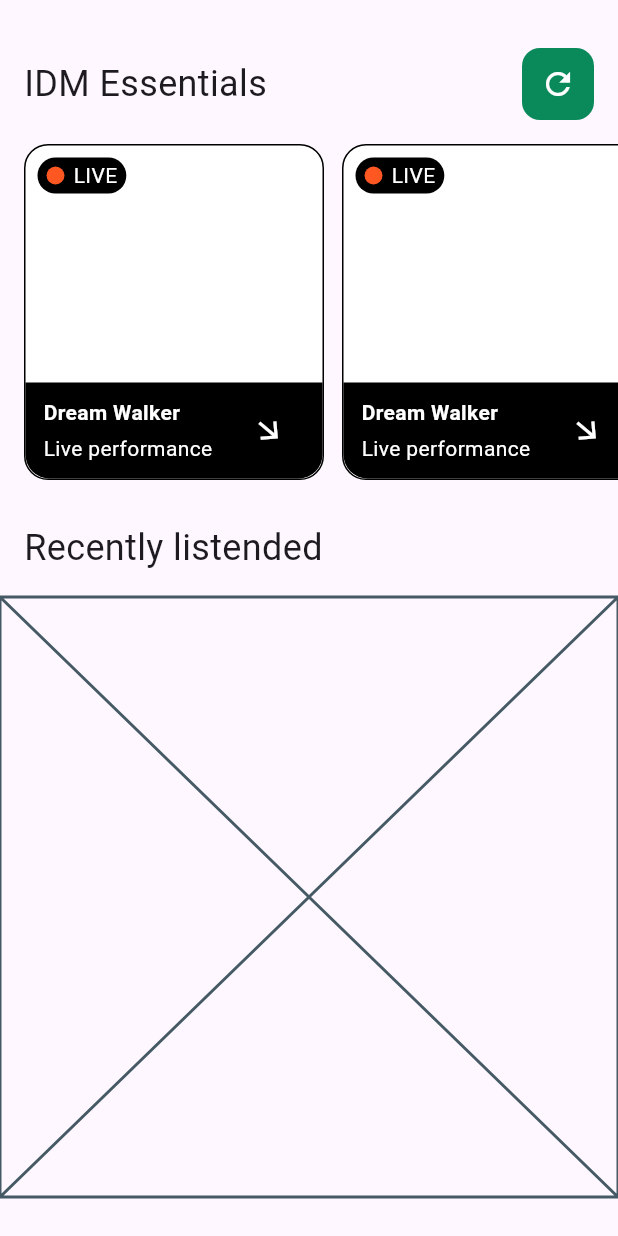
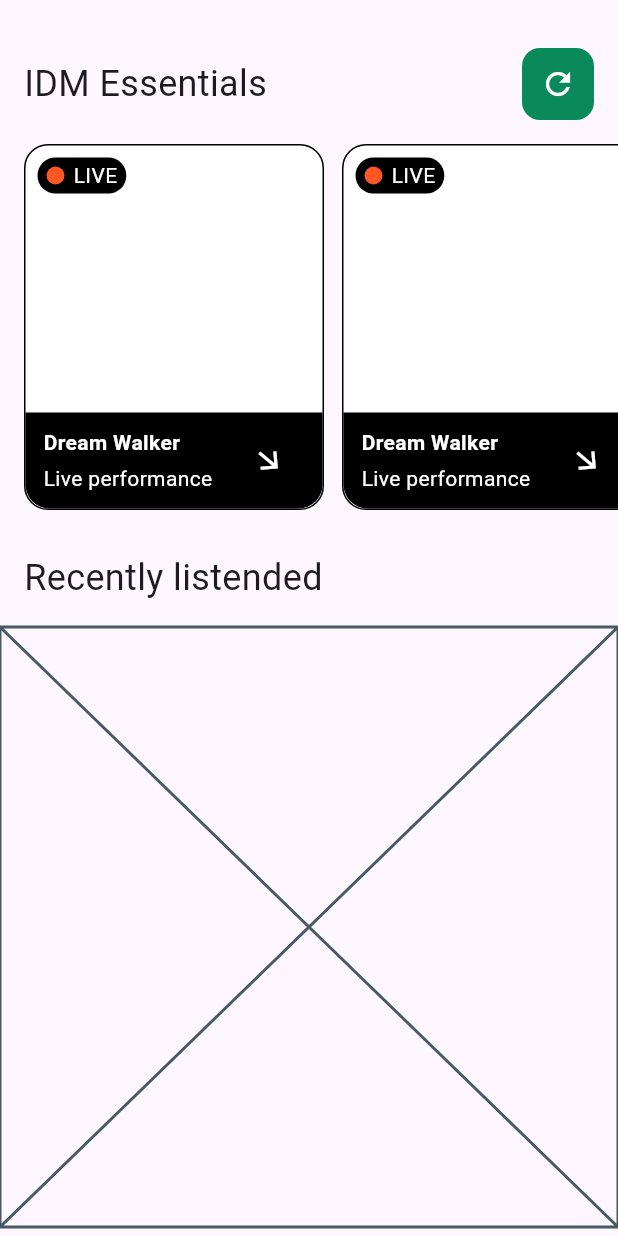
Before and after one commit to JAICHANGPARK/flutter_notebook_chapter_43, a Flutter app: the MusicPlayerIdmPage widget shown alone on an empty page, opened directly, on a phone screen of 412 x 824 dp. Run offline on Flutter 3.47's test engine with Material 3 defaults, Android fonts, the phone set to English and light mode, and no system bars; our stand-ins replace gap, hugeicons.

Commit message:
Update music_player_idm_page.dart

```diff
--- a/lib/ep2157_music_player_app/ui/home/widgets/music_player_idm_page.dart
+++ b/lib/ep2157_music_player_app/ui/home/widgets/music_player_idm_page.dart
@@ -47,7 +47,7 @@ class MusicPlayerIdmPage extends StatelessWidget {
               ),
             ),
             Container(
-              height: 240,
+              height: 260,
               padding: EdgeInsets.only(
                 left: 16,
                 top: 16,
```
